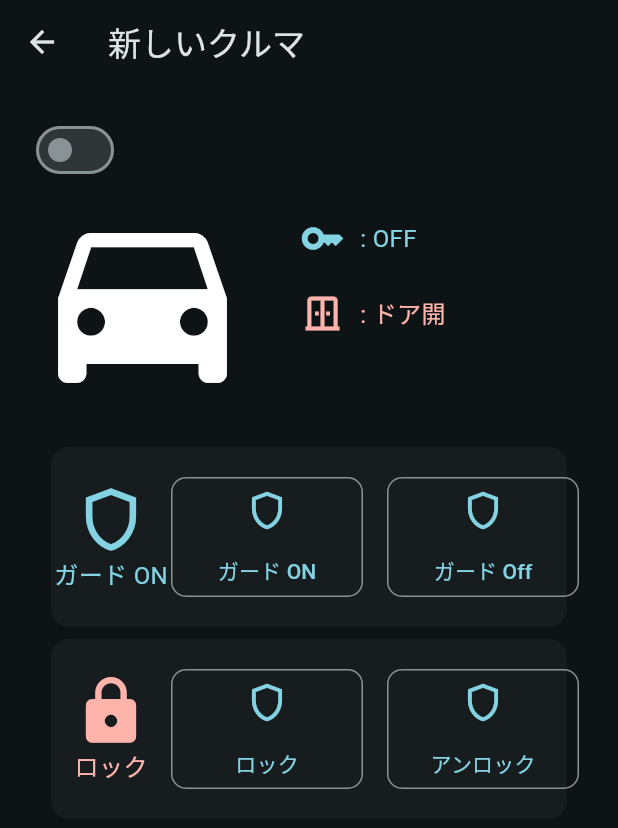
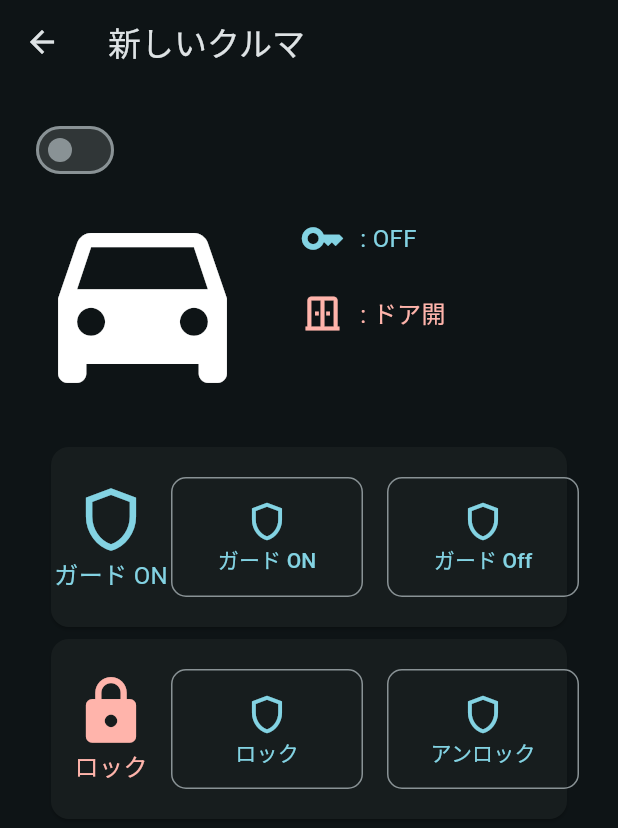
Before and after one commit to cos-overclock/deepsky-flutter-view, a Flutter app: the screen it shows after launch, after a tap on "新しいクルマ", on a phone screen of 412 x 824 dp. Shown: the top 828 px of the screen. Run offline on Flutter 3.47's test engine with Material 2 defaults, Android fonts, the light colour scheme and no system bars; our stand-ins replace flutter_riverpod, freezed_annotation.

Commit message:
change android

```diff
--- a/lib/view/car_detail_view/car_operate_button.dart
+++ b/lib/view/car_detail_view/car_operate_button.dart
@@ -19,7 +19,7 @@ class CarOperateButton extends StatelessWidget {
           height: 80,
           width: 80,
           child: Column(
-            mainAxisAlignment: MainAxisAlignment.spaceAround,
+            mainAxisAlignment: MainAxisAlignment.center,
             children: [
               const Icon(Icons.shield_outlined, size: 30),
               Text(text),
```
